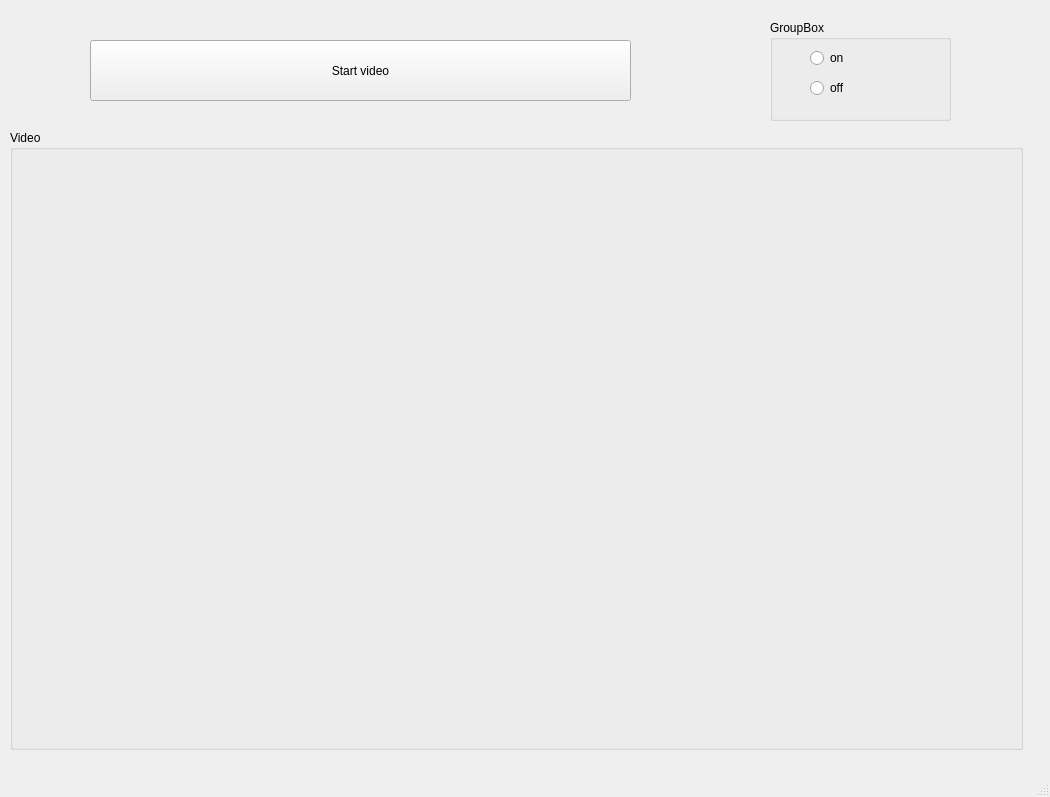
Above: simple2.ui from Johyeonje/TrackPerformerAlgorism before the change. Below: the same form after it.
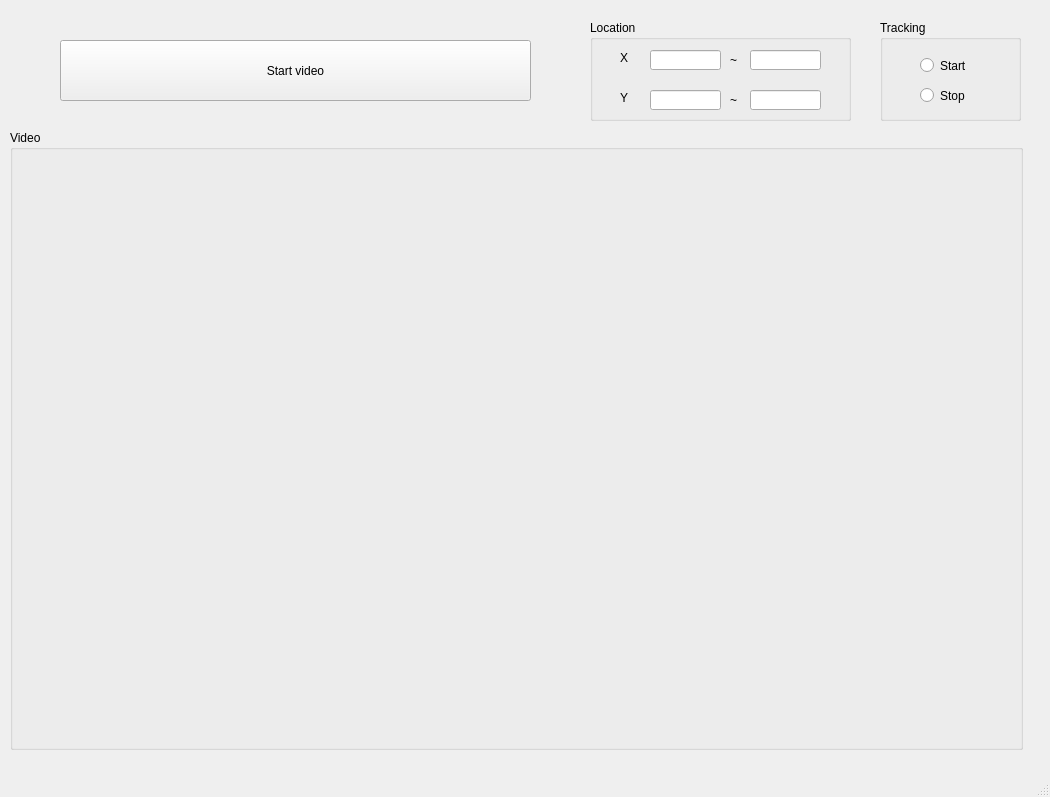
That is the form after the change.

Commit message: create location regulization function

The edit to the form file:
```diff
--- a/simple2.ui
+++ b/simple2.ui
@@ -49,9 +49,9 @@
    <widget class="QPushButton" name="startButton">
     <property name="geometry">
      <rect>
-      <x>90</x>
+      <x>60</x>
       <y>40</y>
-      <width>541</width>
+      <width>471</width>
       <height>61</height>
      </rect>
     </property>
@@ -59,29 +59,134 @@
      <string>Start video</string>
     </property>
    </widget>
+   <widget class="QGroupBox" name="radioBox_2">
+    <property name="geometry">
+     <rect>
+      <x>590</x>
+      <y>20</y>
+      <width>261</width>
+      <height>101</height>
+     </rect>
+    </property>
+    <property name="title">
+     <string>Location</string>
+    </property>
+    <widget class="QLineEdit" name="x_start">
+     <property name="geometry">
+      <rect>
+       <x>60</x>
+       <y>30</y>
+       <width>71</width>
+       <height>20</height>
+      </rect>
+     </property>
+    </widget>
+    <widget class="QLabel" name="xxx">
+     <property name="geometry">
+      <rect>
+       <x>30</x>
+       <y>30</y>
+       <width>21</width>
+       <height>16</height>
+      </rect>
+     </property>
+     <property name="text">
+      <string>X</string>
+     </property>
+    </widget>
+    <widget class="QLabel" name="yyy">
+     <property name="geometry">
+      <rect>
+       <x>30</x>
+       <y>70</y>
+       <width>21</width>
+       <height>16</height>
+      </rect>
+     </property>
+     <property name="text">
+      <string>Y</string>
+     </property>
+    </widget>
+    <widget class="QLineEdit" name="x_end">
+     <property name="geometry">
+      <rect>
+       <x>160</x>
+       <y>30</y>
+       <width>71</width>
+       <height>20</height>
+      </rect>
+     </property>
+    </widget>
+    <widget class="QLineEdit" name="y_srart">
+     <property name="geometry">
+      <rect>
+       <x>60</x>
+       <y>70</y>
+       <width>71</width>
+       <height>20</height>
+      </rect>
+     </property>
+    </widget>
+    <widget class="QLineEdit" name="y_end">
+     <property name="geometry">
+      <rect>
+       <x>160</x>
+       <y>70</y>
+       <width>71</width>
+       <height>20</height>
+      </rect>
+     </property>
+    </widget>
+    <widget class="QLabel" name="x_tilde">
+     <property name="geometry">
+      <rect>
+       <x>140</x>
+       <y>30</y>
+       <width>16</width>
+       <height>20</height>
+      </rect>
+     </property>
+     <property name="text">
+      <string>~</string>
+     </property>
+    </widget>
+    <widget class="QLabel" name="y_tilde">
+     <property name="geometry">
+      <rect>
+       <x>140</x>
+       <y>70</y>
+       <width>16</width>
+       <height>20</height>
+      </rect>
+     </property>
+     <property name="text">
+      <string>~</string>
+     </property>
+    </widget>
+   </widget>
    <widget class="QGroupBox" name="radioBox">
     <property name="geometry">
      <rect>
-      <x>770</x>
+      <x>880</x>
       <y>20</y>
-      <width>181</width>
+      <width>141</width>
       <height>101</height>
      </rect>
     </property>
     <property name="title">
-     <string>GroupBox</string>
+     <string>Tracking</string>
     </property>
     <widget class="QRadioButton" name="onButton">
      <property name="geometry">
       <rect>
        <x>40</x>
        <y>30</y>
-       <width>90</width>
-       <height>16</height>
+       <width>71</width>
+       <height>31</height>
       </rect>
      </property>
      <property name="text">
-      <string>on</string>
+      <string>Start</string>
      </property>
     </widget>
     <widget class="QRadioButton" name="offButton">
@@ -89,12 +194,12 @@
       <rect>
        <x>40</x>
        <y>60</y>
-       <width>90</width>
-       <height>16</height>
+       <width>61</width>
+       <height>31</height>
       </rect>
      </property>
      <property name="text">
-      <string>off</string>
+      <string>Stop</string>
      </property>
     </widget>
    </widget>
```
The commit also changes 1 other file.
